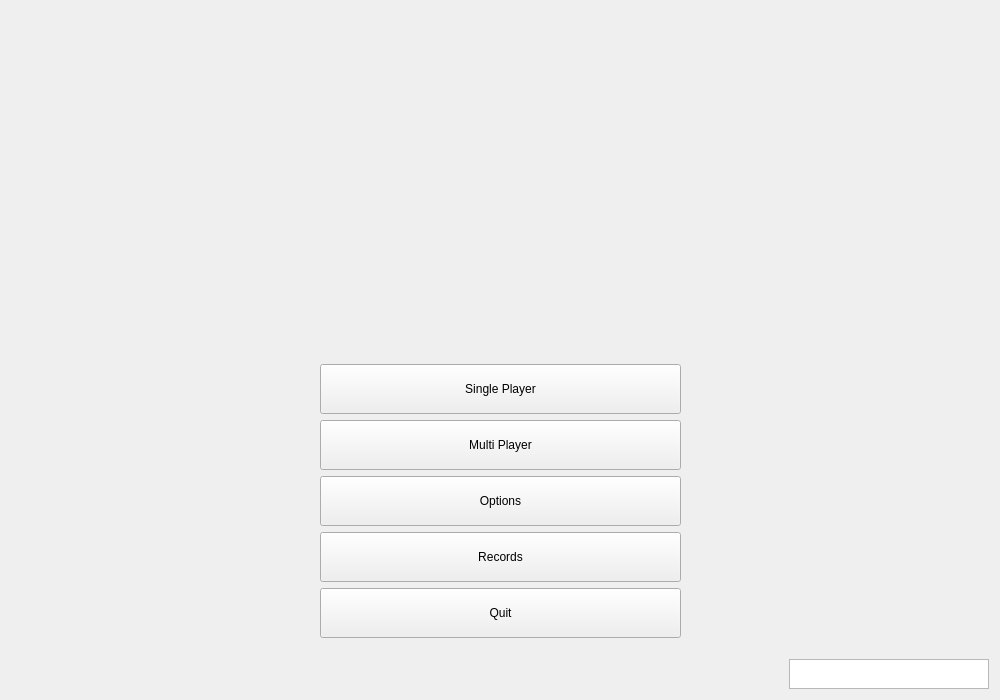
Qt form fe_main_window.ui (Oper18/Chapaev) before a commit.
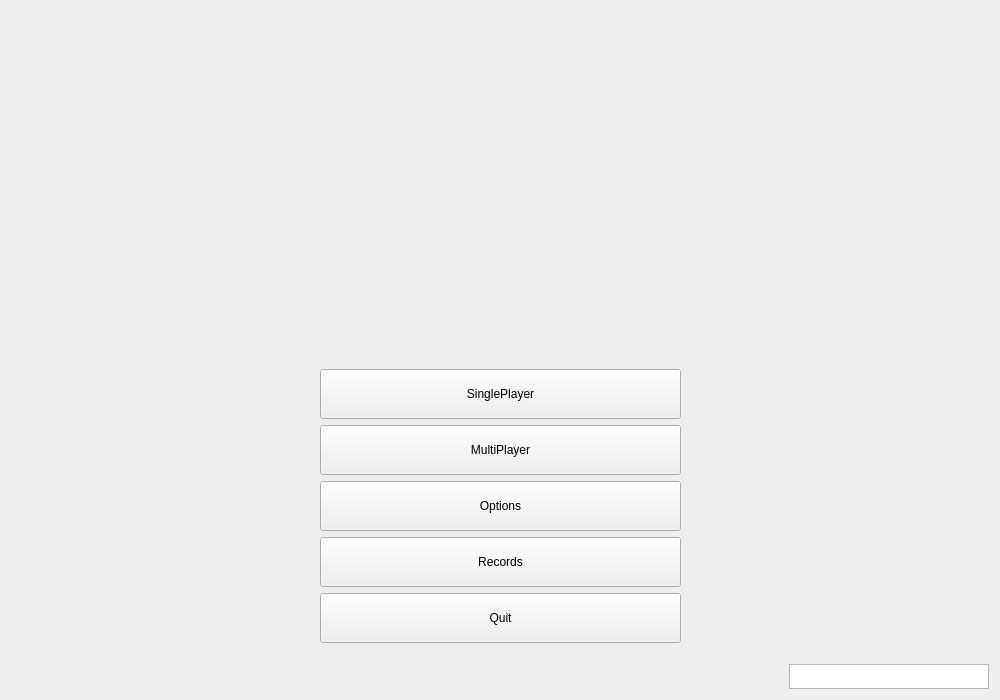
The same form after that commit. Icons and pictures are not drawn.

Commit message: Кнопки работают, интерфейс сделан

```diff
--- a/fe_main_window.ui
+++ b/fe_main_window.ui
@@ -125,7 +125,7 @@
         </size>
        </property>
        <property name="text">
-        <string>Single Player</string>
+        <string>SinglePlayer</string>
        </property>
       </widget>
      </item>
@@ -168,7 +168,7 @@
         </size>
        </property>
        <property name="text">
-        <string>Multi Player</string>
+        <string>MultiPlayer</string>
        </property>
       </widget>
      </item>
@@ -354,15 +354,18 @@
          <property name="minimumSize">
           <size>
            <width>200</width>
-           <height>30</height>
+           <height>25</height>
           </size>
          </property>
          <property name="maximumSize">
           <size>
            <width>200</width>
-           <height>30</height>
+           <height>25</height>
           </size>
          </property>
+         <property name="readOnly">
+          <bool>true</bool>
+         </property>
         </widget>
        </item>
       </layout>
```
Left out of the diff: 10 changed lines with no effect on the pictures. The commit also changes 1 other file.
